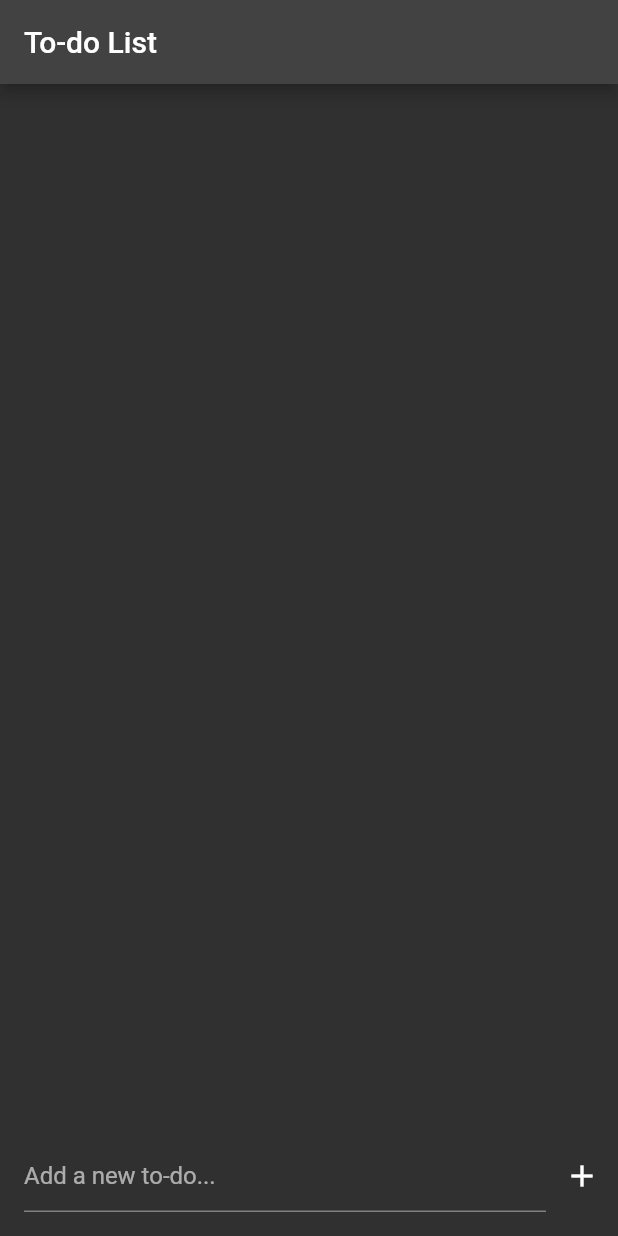
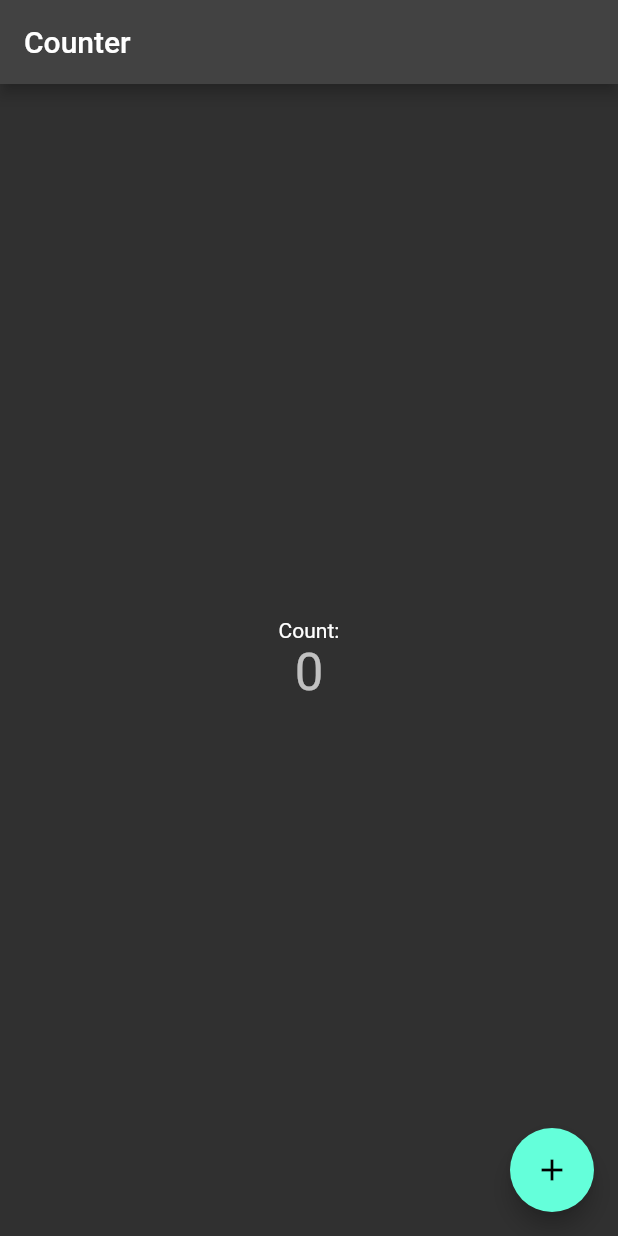
Before and after one commit to davidaodejobi/riverpod-sprint, a Flutter app: the screen it shows after launch, on a phone screen of 412 x 824 dp. Run offline on Flutter 3.47's test engine with Material 2 defaults, Android fonts, the phone set to English and light mode, and no system bars; our stand-ins replace hooks_riverpod.

Commit message:
feat: :sparkles: revised stateprovider by creating a simple counter app

```diff
--- a/lib/main.dart
+++ b/lib/main.dart
@@ -1,7 +1,6 @@
+import 'package:example1/practices/state_provider/state_notifier_counter.dart';
 import 'package:flutter/material.dart';
 import 'package:hooks_riverpod/hooks_riverpod.dart';
-
-import 'practices/state_notifier/tode_2_state_notifier.dart';
 
 void main() {
   runApp(const ProviderScope(child: Main()));
@@ -12,6 +11,6 @@ class Main extends StatelessWidget {
 
   @override
   Widget build(BuildContext context) {
-    return const Todo1StateNotifier();
+    return const StateProviderCounter();
   }
 }
--- /dev/null
+++ b/lib/practices/state_provider/state_notifier_counter.dart
@@ -0,0 +1,58 @@
+// Import necessary packages
+import 'package:flutter/material.dart';
+import 'package:hooks_riverpod/hooks_riverpod.dart';
+
+// Create a state provider for count, initialized to 0
+final countProvider = StateProvider((ref) => 0);
+
+// Create a widget that uses the count provider
+class StateProviderCounter extends ConsumerWidget {
+  const StateProviderCounter({super.key});
+
+  // Build the UI of the widget
+  @override
+  Widget build(BuildContext context, WidgetRef ref) {
+    return MaterialApp(
+      // Set the app title and theme
+      title: 'State Provider Counter',
+      debugShowCheckedModeBanner: false,
+      theme: ThemeData(),
+      darkTheme: ThemeData.dark(),
+      themeMode: ThemeMode.dark,
+      home: Scaffold(
+        // Set the app bar title
+        appBar: AppBar(
+          title: const Text('Counter'),
+        ),
+        body: Center(
+          child: Column(
+            mainAxisAlignment: MainAxisAlignment.center,
+            children: [
+              // Display the count value
+              const Text(
+                'Count:',
+              ),
+              Consumer(builder: (context, watch, child) {
+                // Read the count provider
+                final count = ref.watch(countProvider);
+                // Display the count value as text
+                return Text(
+                  '$count',
+                  style: Theme.of(context).textTheme.headlineMedium,
+                );
+              }),
+            ],
+          ),
+        ),
+        // Add a button to increment the count
+        floatingActionButton: FloatingActionButton(
+          onPressed: () {
+            // Increment the count when the button is pressed
+            ref.read(countProvider.notifier).state++;
+          },
+          child: const Icon(Icons.add),
+        ),
+      ),
+    );
+  }
+}
```
